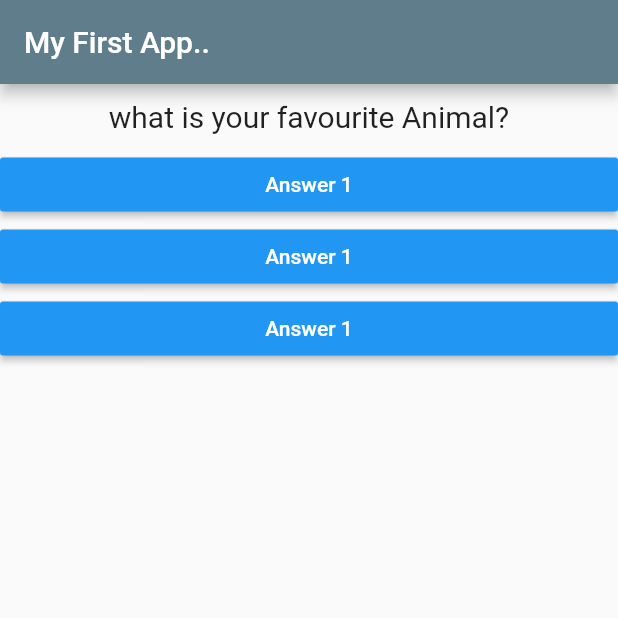
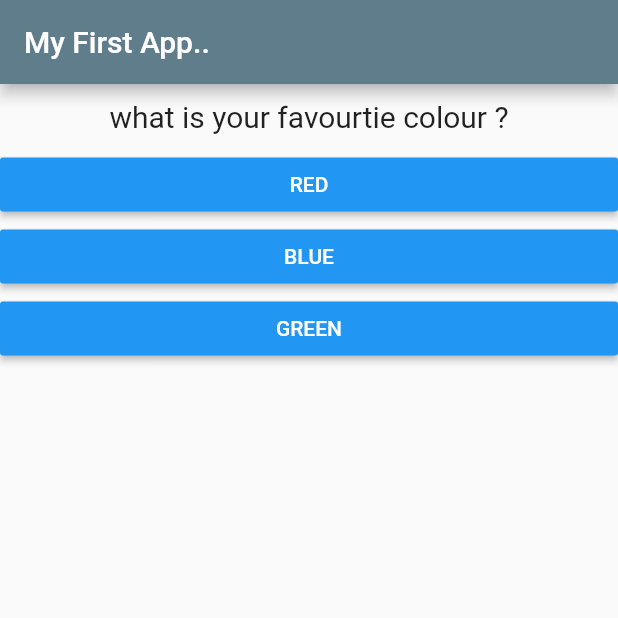
Before and after one commit to praveenbapuram/flutter-flutter_complete_guide, a Flutter app: the screen it shows after launch, on a phone screen of 412 x 824 dp, the top half of it. Run offline on Flutter 3.47's test engine with Material 2 defaults, Android fonts, the phone set to English and light mode, and no system bars.

Commit message:
Map data structure ,  map fucntiopn, spread operator....

```diff
--- a/lib/answer.dart
+++ b/lib/answer.dart
@@ -3,8 +3,8 @@ import 'package:flutter/material.dart';
 class Answer extends StatelessWidget {
 
   final Function handler;
-
-  Answer(this.handler);
+  final String buttonText;
+  Answer(this.handler, this.buttonText);
 
   @override
   Widget build(BuildContext context) {
@@ -13,7 +13,7 @@ class Answer extends StatelessWidget {
       child: RaisedButton(
         color: Colors.blue,
         textColor: Colors.white,
-        child: Text('Answer 1'),
+        child: Text(buttonText),
         onPressed: handler),
     );
   }
--- a/lib/main.dart
+++ b/lib/main.dart
@@ -6,18 +6,18 @@ void main() {
   runApp(MyApp());
 }
 
-class MyApp extends StatefulWidget{
+class MyApp extends StatefulWidget {
   @override
   State<StatefulWidget> createState() {
-   return  _MyAppState();
+    return _MyAppState();
   }
+}
 
-}
 class _MyAppState extends State<MyApp> {
-   var _questionIndex=0;
+  var _questionIndex = 0;
   void _answerQuestion() {
-    setState((){
-      _questionIndex=_questionIndex+1;
+    setState(() {
+      _questionIndex = _questionIndex + 1;
     });
 
     print(_questionIndex);
@@ -25,11 +25,19 @@ class _MyAppState extends State<MyApp> {
 
   @override
   Widget build(BuildContext context) {
-
     var questions = [
-      'what is your favourite Animal?',
-      'what\'s your favourite color?',
-      'what\'s your favourite pet?',
+      {
+        "questionText": "what is your favourtie colour ?",
+        "answers": ['RED', 'BLUE', 'GREEN']
+      },
+      {
+        "questionText": "what is your favourtie Animal ?",
+        "answers": ['LION', 'GOAT', 'CROCODILE']
+      },
+      {
+        "questionText": "what is your favourtie Pet ?",
+        "answers": ['Hen', 'Cat', 'Dog']
+      },
     ];
     // TODO: implement build
     return MaterialApp(
@@ -40,10 +48,11 @@ class _MyAppState extends State<MyApp> {
         ),
         body: Column(
           children: [
-            Question(questions[_questionIndex]),
-            Answer(_answerQuestion),
-            Answer(_answerQuestion),
-            Answer(_answerQuestion),
+            Question(questions[_questionIndex]["questionText"]),
+            ...(questions[_questionIndex]["answers"] as List<String>)
+                .map((answer) {
+              return Answer(_answerQuestion, answer);
+            }).toList()
           ],
         ),
       ),
```
